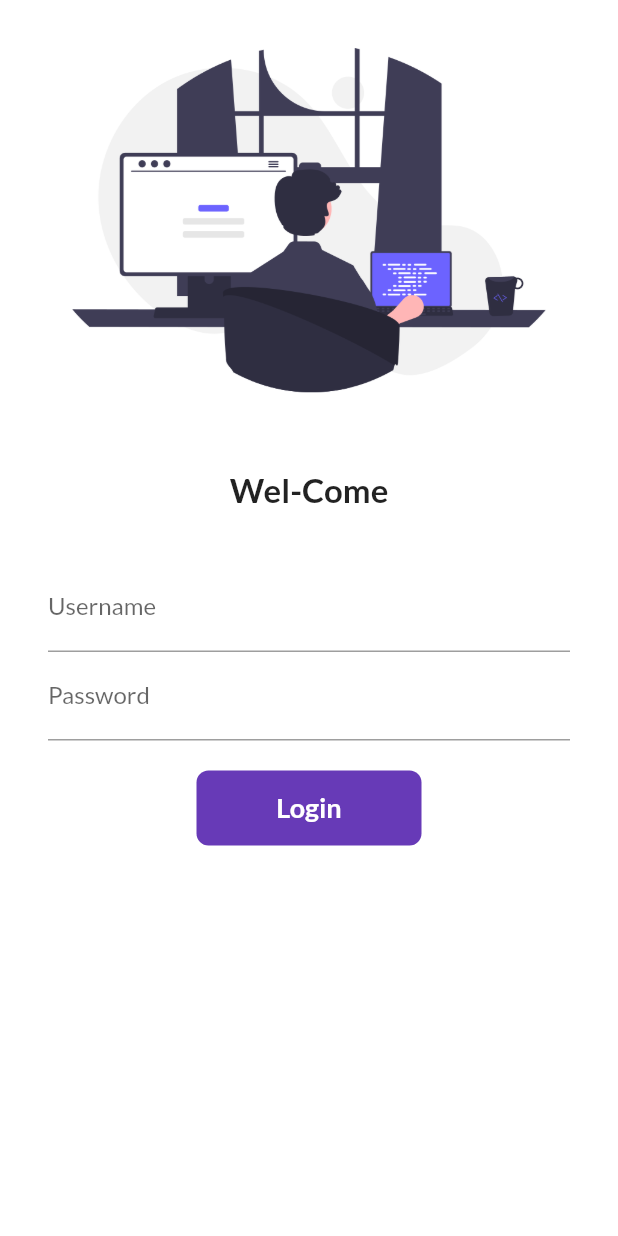
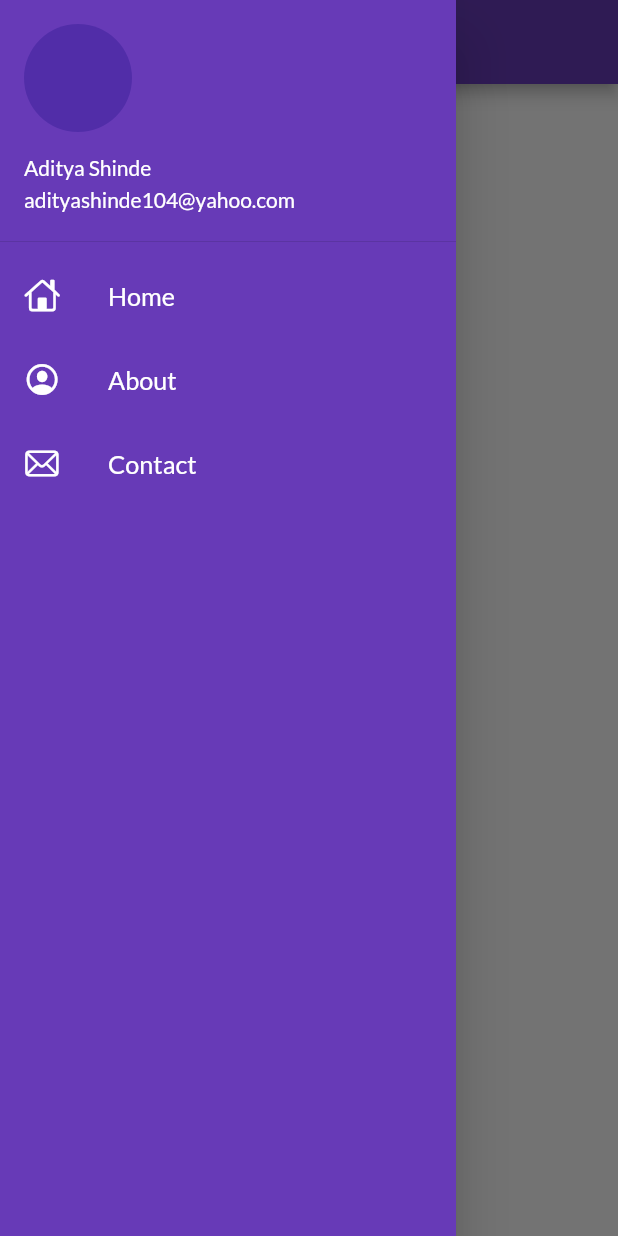
Before and after one commit to adityaashinde/30-Days-of-Flutter, a Flutter app: the screen it shows after launch, with the side drawer open (before the commit the screen has no drawer), on a phone screen of 412 x 824 dp. Run offline on Flutter 3.47's test engine with Material 2 defaults, Android fonts, the phone set to English and light mode, and no system bars; our stand-ins replace google_fonts.

Commit message:
Day 9 : Material Drawer | DevTools | ListView

```diff
--- a/flutter_catalog/lib/main.dart
+++ b/flutter_catalog/lib/main.dart
@@ -9,6 +9,8 @@ void main() {
 }
 
 class MyApp extends StatelessWidget {
+  const MyApp({super.key});
+
   @override
   Widget build(BuildContext context) {
     return MaterialApp(
@@ -20,6 +22,7 @@ class MyApp extends StatelessWidget {
       darkTheme: ThemeData(
         brightness: Brightness.dark,
       ),
+      initialRoute: MyRoutes.homeRoute,
       routes: {
         "/": (context) => LoginPage(),
         MyRoutes.homeRoute: (context) => HomePage(),
--- a/flutter_catalog/lib/pages/home_page.dart
+++ b/flutter_catalog/lib/pages/home_page.dart
@@ -1,18 +1,19 @@
 import 'package:flutter/material.dart';
+import 'package:flutter_catalog/widgets/drawer.dart';
 
 class HomePage extends StatelessWidget {
+  const HomePage({super.key});
+
   @override
   Widget build(BuildContext context) {
     return Scaffold(
       appBar: AppBar(
-        title: Text("Catalog App"),
+        title: const Text("Catalog App"),
       ),
-      body: Center(
-        child: Container(
-          child: Text("30 Days of Flutter"),
-        ),
+      body: const Center(
+        child: Text("30 Days of Flutter"),
       ),
-      drawer: Drawer(),
+      drawer: MyDrawer(),
     );
   }
 }
--- a/flutter_catalog/lib/pages/login_page.dart
+++ b/flutter_catalog/lib/pages/login_page.dart
@@ -39,17 +39,17 @@ class _LoginPageState extends State<LoginPage> {
                     "assets/images/login_image.png",
                     fit: BoxFit.cover,
                   ),
-                  SizedBox(
+                  const SizedBox(
                     height: 20.0,
                   ),
-                  Text(
+                  const Text(
                     "Wel-Come",
                     style: TextStyle(
                       fontSize: 22,
                       fontWeight: FontWeight.bold,
                     ),
                   ),
-                  SizedBox(
+                  const SizedBox(
                     height: 20.0,
                   ),
                   Padding(
@@ -58,7 +58,7 @@ class _LoginPageState extends State<LoginPage> {
                     child: Column(
                       children: [
                         TextFormField(
-                          decoration: InputDecoration(
+                          decoration: const InputDecoration(
                             hintText: "Enter Username",
                             labelText: "Username",
                           ),
@@ -75,7 +75,7 @@ class _LoginPageState extends State<LoginPage> {
                         ),
                         TextFormField(
                           obscureText: true,
-                          decoration: InputDecoration(
+                          decoration: const InputDecoration(
                             hintText: "Enter Password",
                             labelText: "Password",
                           ),
@@ -89,7 +89,7 @@ class _LoginPageState extends State<LoginPage> {
                             return null;
                           },
                         ),
-                        SizedBox(
+                        const SizedBox(
                           height: 20.0,
                         ),
                         Material(
@@ -99,16 +99,16 @@ class _LoginPageState extends State<LoginPage> {
                           child: InkWell(
                             onTap: () => moveToHome(context),
                             child: AnimatedContainer(
-                              duration: Duration(seconds: 1),
+                              duration: const Duration(seconds: 1),
                               width: changedButton ? 50 : 150,
                               height: 50,
                               alignment: Alignment.center,
                               child: changedButton
-                                  ? Icon(
+                                  ? const Icon(
                                       Icons.done,
                                       color: Colors.white,
                                     )
-                                  : Text(
+                                  : const Text(
                                       "Login",
                                       style: TextStyle(
                                           color: Colors.white,
--- /dev/null
+++ b/flutter_catalog/lib/widgets/drawer.dart
@@ -0,0 +1,68 @@
+import 'package:flutter/cupertino.dart';
+import 'package:flutter/material.dart';
+
+class MyDrawer extends StatelessWidget {
+  const MyDrawer({super.key});
+
+  @override
+  Widget build(BuildContext context) {
+    return Drawer(
+      child: Container(
+        color: Colors.deepPurple,
+        child: ListView(
+          padding: EdgeInsets.zero,
+          children: const [
+            DrawerHeader(
+              padding: EdgeInsets.zero,
+              child: UserAccountsDrawerHeader(
+                margin: EdgeInsets.zero,
+                accountName: Text("Aditya Shinde"),
+                accountEmail: Text("adityashinde104@yahoo.com"),
+                currentAccountPicture: CircleAvatar(),
+              ),
+            ),
+            ListTile(
+              leading: Icon(
+                CupertinoIcons.home,
+                color: Colors.white,
+              ),
+              title: Text(
+                "Home",
+                textScaleFactor: 1.2,
+                style: TextStyle(
+                  color: Colors.white,
+                ),
+              ),
+            ),
+            ListTile(
+              leading: Icon(
+                CupertinoIcons.profile_circled,
+                color: Colors.white,
+              ),
+              title: Text(
+                "About",
+                textScaleFactor: 1.2,
+                style: TextStyle(
+                  color: Colors.white,
+                ),
+              ),
+            ),
+            ListTile(
+              leading: Icon(
+                CupertinoIcons.mail,
+                color: Colors.white,
+              ),
+              title: Text(
+                "Contact",
+                textScaleFactor: 1.2,
+                style: TextStyle(
+                  color: Colors.white,
+                ),
+              ),
+            ),
+          ],
+        ),
+      ),
+    );
+  }
+}
```
